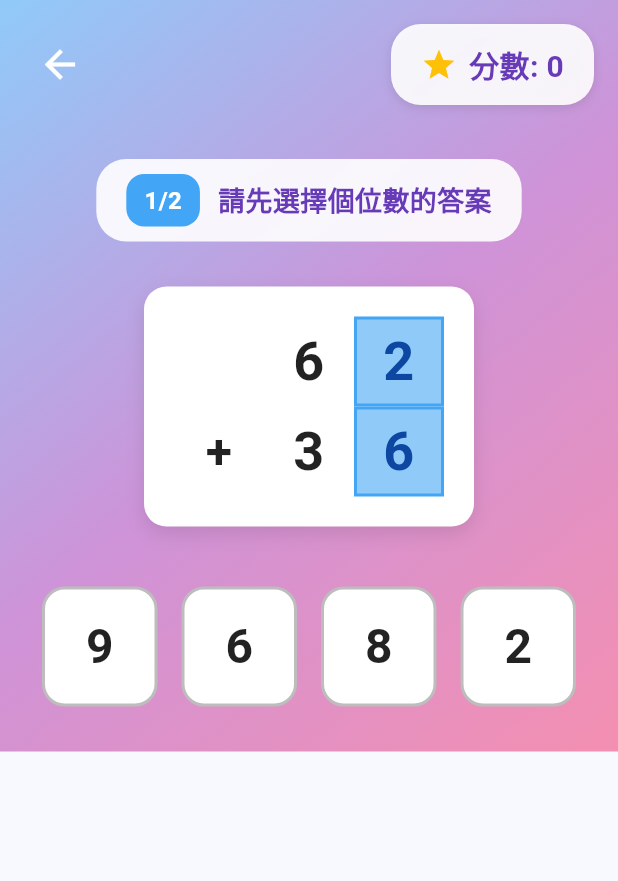
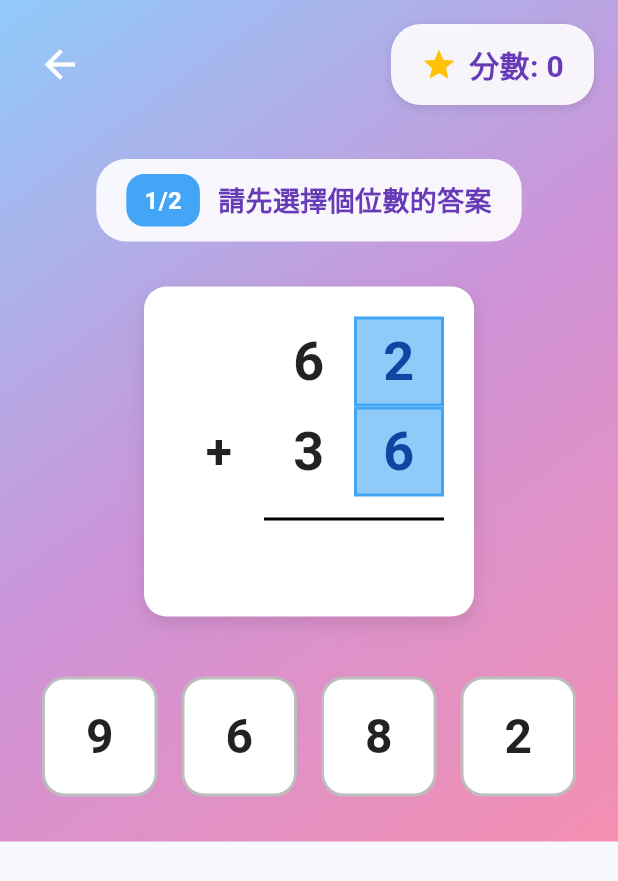
Before and after one commit to disabledman/mmflNumber02, a Flutter app: the screen it shows after launch, after a tap on "基礎版", on a phone screen of 412 x 824 dp. Shown: the top 881 px of the screen. Run offline on Flutter 3.47's test engine with Material 3 defaults, Android fonts, the light colour scheme and no system bars.

Commit message:
Updated 讓黑色橫線在題目出現時就顯示，而非等到有答案時

```diff
--- a/lib/widgets/addition_display.dart
+++ b/lib/widgets/addition_display.dart
@@ -227,6 +227,24 @@ class AdditionDisplay extends StatelessWidget {
             }).toList(),
           ],
         ),
+        // 分隔線行（在被加數和答案之間）- 始終顯示
+        TableRow(
+          children: [
+            _buildTableCell('', 60, null, false),
+            ...List.generate(maxDigits, (index) {
+              return Container(
+                width: 60,
+                height: 30,
+                alignment: Alignment.center,
+                child: Container(
+                  height: 2,
+                  width: 60,
+                  color: Colors.black,
+                ),
+              );
+            }),
+          ],
+        ),
         // 第四行：答案（如果顯示）
         if (showAnswer || showOnesAnswer)
           TableRow(
```
